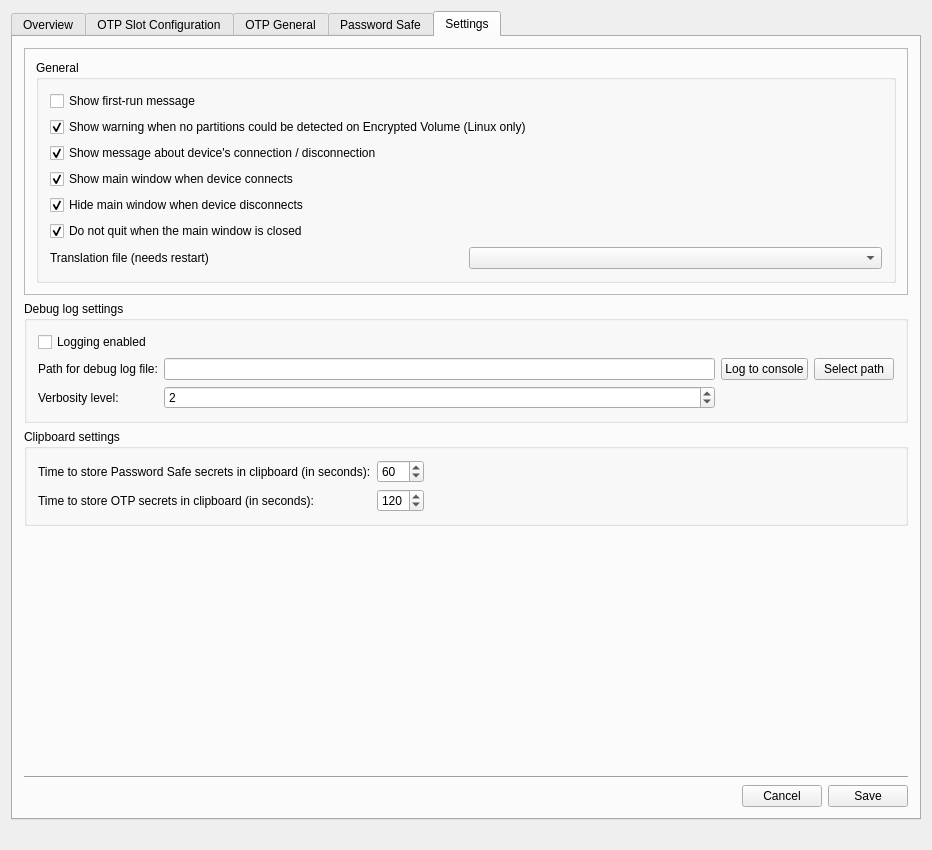
First picture: the form in src/ui/mainwindow.ui, repository Nitrokey/nitrokey-app, before the edit.
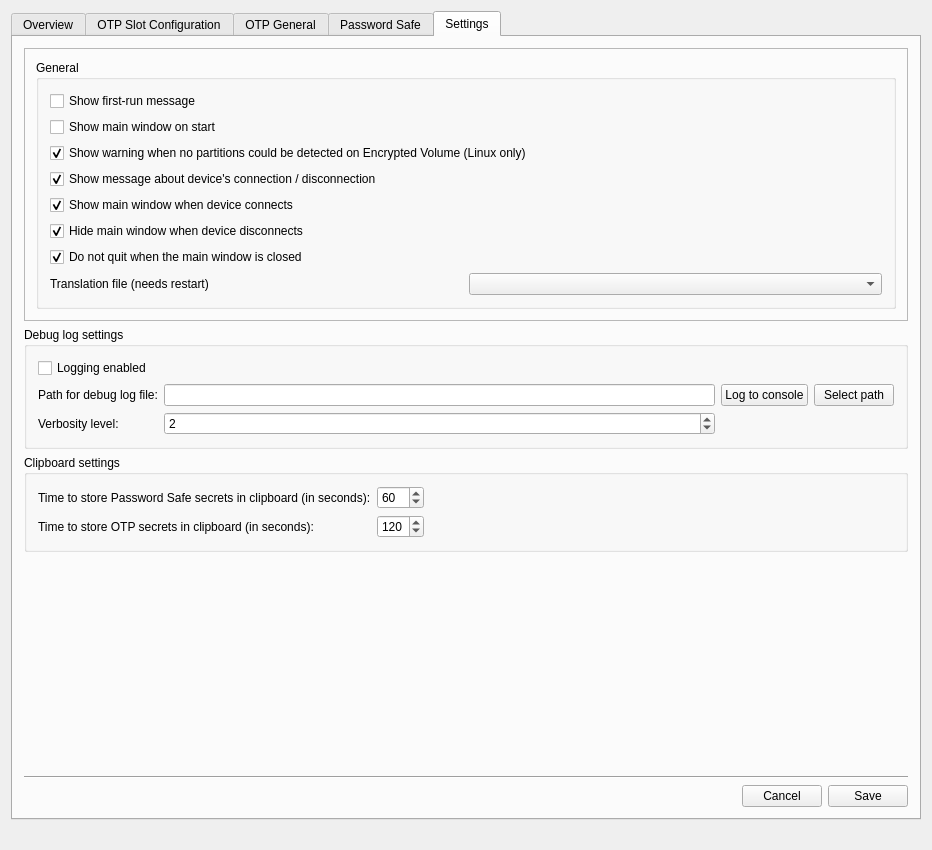
Second picture: the form after the edit. The open tabs and pages were chosen to show the change. Icons and pictures are not drawn.

Commit message:
Set no-window from GUI
Fixes #390

Diff of the .ui file:
```diff
--- a/src/ui/mainwindow.ui
+++ b/src/ui/mainwindow.ui
@@ -1287,9 +1287,7 @@
                <property name="title">
                 <string>General</string>
                </property>
-               <layout class="QVBoxLayout" name="verticalLayout_17">
-                <item>
-                 <layout class="QVBoxLayout" name="verticalLayout_20">
+               <layout class="QVBoxLayout" name="verticalLayout_3">
                   <item>
                    <widget class="QCheckBox" name="cb_first_run_message">
                     <property name="text">
@@ -1297,6 +1295,13 @@
                     </property>
                    </widget>
                   </item>
+                <item>
+                 <widget class="QCheckBox" name="cb_show_window_on_start">
+                  <property name="text">
+                   <string>Show main window on start</string>
+                  </property>
+                 </widget>
+                </item>
                   <item>
                    <widget class="QCheckBox" name="cb_check_symlink">
                     <property name="text">
@@ -1362,8 +1367,6 @@
                        <string>Translation file (needs restart)</string>
                       </property>
                      </widget>
-                    </item>
-                   </layout>
                   </item>
                  </layout>
                 </item>
```
Left out of the diff: 2 changed lines with no effect on the pictures. Lines whose indentation alone changed are shown as unchanged. The commit also changes 2 other files.
